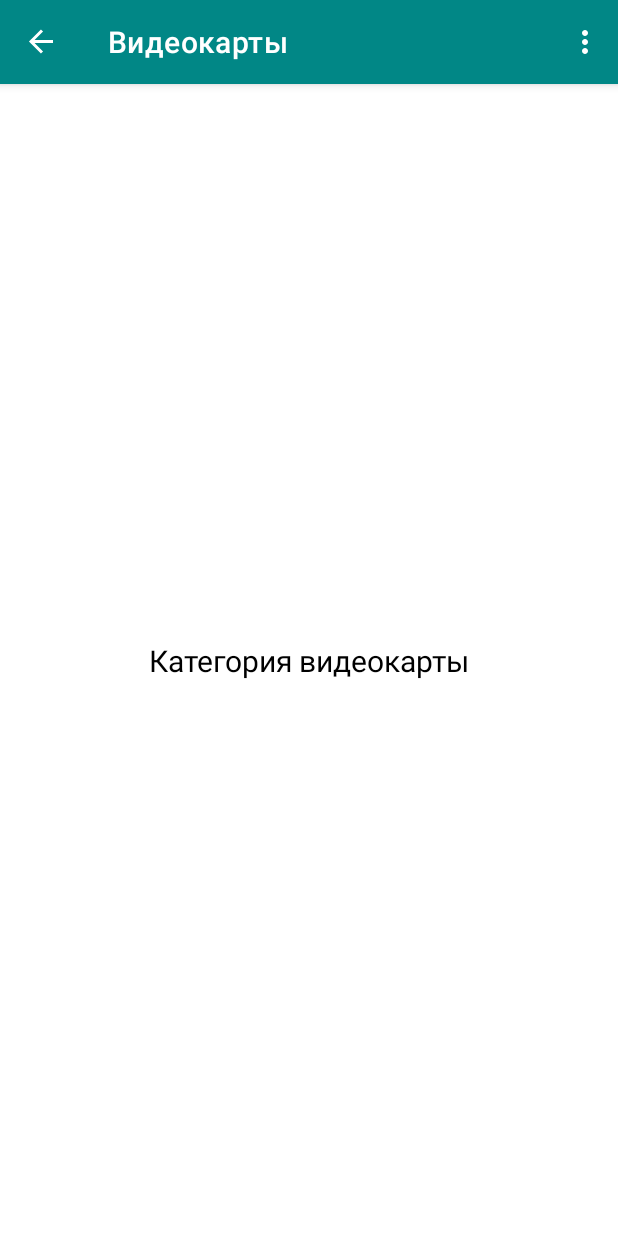
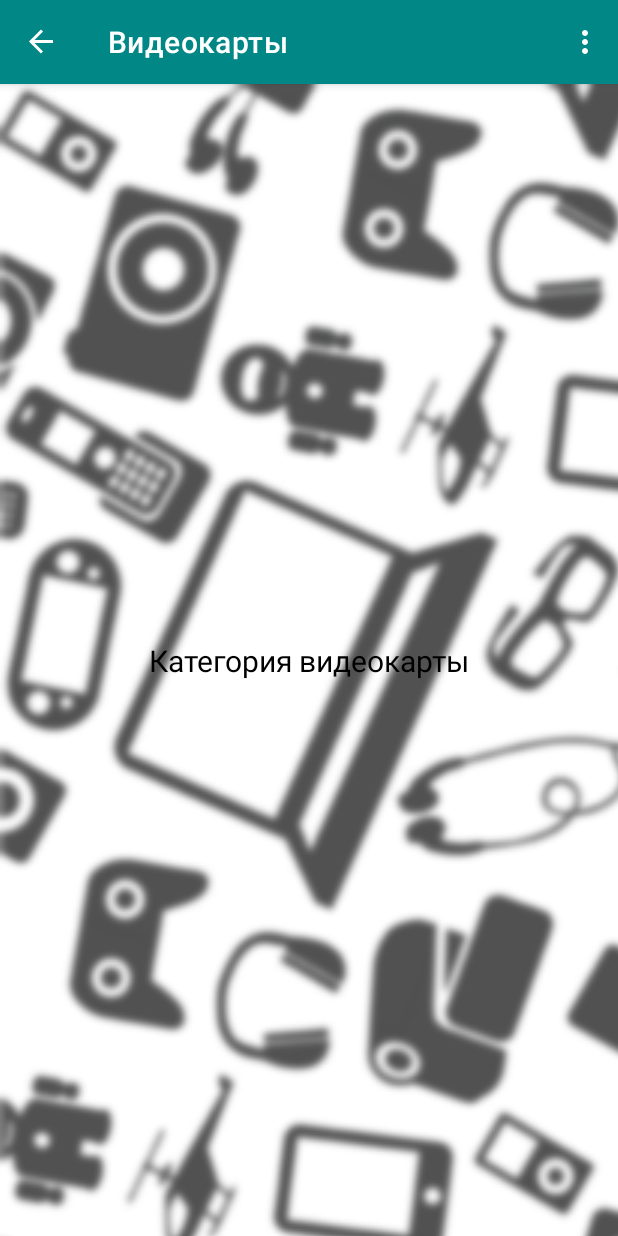
Before and after one commit to Misha-Mayskiy/Electronics-Catalog, an Android app: the screen it shows after launch (MainActivity), after a tap on "ВИДЕОКАРТЫ", on a phone screen of 412 x 824 dp. Run offline under Robolectric (Android 15) with nearby library versions, the light colour scheme and no system bars; our stand-ins replace navigation-ui.

Commit message:
updated design

```diff
--- a/app/build.gradle
+++ b/app/build.gradle
@@ -39,4 +39,5 @@ dependencies {
     implementation 'androidx.lifecycle:lifecycle-viewmodel-ktx:2.4.1'
     implementation 'androidx.navigation:navigation-fragment:2.4.2'
     implementation 'androidx.navigation:navigation-ui:2.4.2'
+    implementation 'androidx.preference:preference:1.2.0'
 }
--- a/app/src/main/java/com/sschool/electronics_catalog/MainActivity.java
+++ b/app/src/main/java/com/sschool/electronics_catalog/MainActivity.java
@@ -1,7 +1,11 @@
 package com.sschool.electronics_catalog;
 
+import android.annotation.SuppressLint;
+import android.content.Intent;
 import android.os.Bundle;
 import android.view.Menu;
+import android.view.MenuInflater;
+import android.view.MenuItem;
 
 import androidx.appcompat.app.AppCompatActivity;
 import androidx.drawerlayout.widget.DrawerLayout;
@@ -12,6 +16,8 @@ import androidx.navigation.ui.NavigationUI;
 
 import com.google.android.material.navigation.NavigationView;
 import com.sschool.electronics_catalog.databinding.ActivityMainBinding;
+import com.sschool.electronics_catalog.ui.all.Headphones;
+import com.sschool.electronics_catalog.ui.all.Processors;
 
 public class MainActivity extends AppCompatActivity {
 
@@ -39,8 +45,28 @@ public class MainActivity extends AppCompatActivity {
 
     @Override
     public boolean onCreateOptionsMenu(Menu menu) {
-        getMenuInflater().inflate(R.menu.main, menu);
+        MenuInflater inflater = getMenuInflater();
+        inflater.inflate(R.menu.main, menu);
         return true;
+    }
+
+
+    @SuppressLint("NonConstantResourceId")
+    @Override
+    public boolean onOptionsItemSelected(MenuItem item)
+    {
+        // Операции для выбранного пункта меню
+        switch (item.getItemId())
+        {
+            case R.id.action_settings:
+                System.out.println("Settings showed");
+                return true;
+            case R.id.action_authors:
+                System.out.println("Authors showed");
+                return true;
+            default:
+                return super.onOptionsItemSelected(item);
+        }
     }
 
     @Override
--- a/app/src/main/java/com/sschool/electronics_catalog/ui/all/MainPage.java
+++ b/app/src/main/java/com/sschool/electronics_catalog/ui/all/MainPage.java
@@ -20,25 +20,25 @@ public class MainPage extends Fragment {
                              ViewGroup container, Bundle savedInstanceState) {
         View view = inflater.inflate(R.layout.fragment_main, container, false);
 
-        Button buttonProcessors = (Button) view.findViewById(R.id.buttonProcessors);
+        Button buttonProcessors = view.findViewById(R.id.buttonProcessors);
         buttonProcessors.setOnClickListener(v -> {
             MainActivity activity = (MainActivity) getActivity();
             Objects.requireNonNull(activity).nextFragment(R.id.nav_processors);
         });
 
-        Button buttonVideocards = (Button) view.findViewById(R.id.buttonVideocards);
+        Button buttonVideocards = view.findViewById(R.id.buttonVideocards);
         buttonVideocards.setOnClickListener(v -> {
             MainActivity activity = (MainActivity) getActivity();
             Objects.requireNonNull(activity).nextFragment(R.id.nav_videocards);
         });
 
-        Button buttonSmartphones = (Button) view.findViewById(R.id.buttonSmartphones);
+        Button buttonSmartphones = view.findViewById(R.id.buttonSmartphones);
         buttonSmartphones.setOnClickListener(v -> {
             MainActivity activity = (MainActivity) getActivity();
             Objects.requireNonNull(activity).nextFragment(R.id.nav_smartphones);
         });
 
-        Button buttonHeadphones = (Button) view.findViewById(R.id.buttonHeadphones);
+        Button buttonHeadphones = view.findViewById(R.id.buttonHeadphones);
         buttonHeadphones.setOnClickListener(v -> {
             MainActivity activity = (MainActivity) getActivity();
             Objects.requireNonNull(activity).nextFragment(R.id.nav_headphones);
--- a/app/src/main/res/layout/fragment_videocards.xml
+++ b/app/src/main/res/layout/fragment_videocards.xml
@@ -6,6 +6,17 @@
     android:layout_height="match_parent"
     tools:context=".ui.all.Videocards">
 
+
+    <ImageView
+        android:id="@+id/imageView2"
+        android:layout_width="match_parent"
+        android:layout_height="match_parent"
+        android:src="@drawable/main_background"
+        app:layout_constraintBottom_toBottomOf="parent"
+        app:layout_constraintEnd_toEndOf="parent"
+        app:layout_constraintStart_toStartOf="parent"
+        app:layout_constraintTop_toTopOf="parent"
+        android:scaleType="matrix" />
 
     <TextView
         android:id="@+id/textView3"
@@ -18,4 +29,5 @@
         app:layout_constraintEnd_toEndOf="parent"
         app:layout_constraintStart_toStartOf="parent"
         app:layout_constraintTop_toTopOf="parent" />
+
 </androidx.constraintlayout.widget.ConstraintLayout>
--- a/app/src/main/res/menu/activity_main_drawer.xml
+++ b/app/src/main/res/menu/activity_main_drawer.xml
@@ -34,4 +34,5 @@
                 android:title="@string/button_headphones" />
         </menu>
     </item>
+
 </menu>
--- a/app/src/main/res/navigation/mobile_navigation.xml
+++ b/app/src/main/res/navigation/mobile_navigation.xml
@@ -8,7 +8,7 @@
     <fragment
         android:id="@+id/nav_mainpage"
         android:name="com.sschool.electronics_catalog.ui.all.MainPage"
-        android:label="@string/menu_mainpage"
+        android:label="@string/main_page"
         tools:layout="@layout/fragment_main" />
 
     <fragment
--- a/app/src/main/res/values/colors.xml
+++ b/app/src/main/res/values/colors.xml
@@ -6,5 +6,5 @@
     <color name="teal_200">#FF03DAC5</color>
     <color name="teal_700">#FF018786</color>
     <color name="black">#FF000000</color>
-    <color name="white">#FFFFFFFF</color>
+    <color name="white">#FF000000</color>
 </resources>
```
Also changed, not shown: app/src/main/java/com/sschool/electronics_catalog/ui/all/SettingsFragment.java (added, +15 -0 lines), app/src/main/res/layout/fragment_headphones.xml (+11 -0 lines), app/src/main/res/layout/fragment_main.xml (+19 -20 lines), app/src/main/res/layout/fragment_processors.xml (+11 -0 lines), app/src/main/res/layout/fragment_smartphones.xml (+11 -0 lines), app/src/main/res/values/arrays.xml (added, +12 -0 lines), app/src/main/res/values/strings.xml (+15 -0 lines), app/src/main/res/xml/root_preferences.xml (added, +35 -0 lines), app/src/main/res/drawable-v24/choose_videocarts.png (renamed from app/src/main/res/drawable-v24/main_videocarts.png), app/src/main/res/drawable-v24/main_background.jpg (added), app/src/main/res/drawable/ic_menu_headphones.png.
